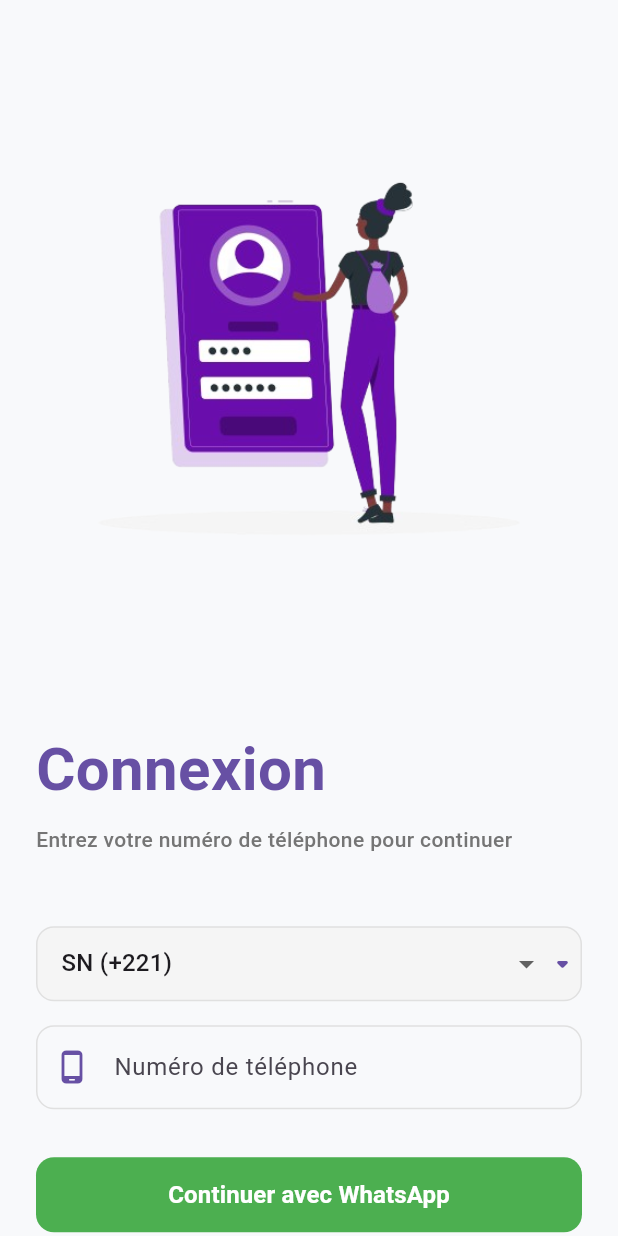
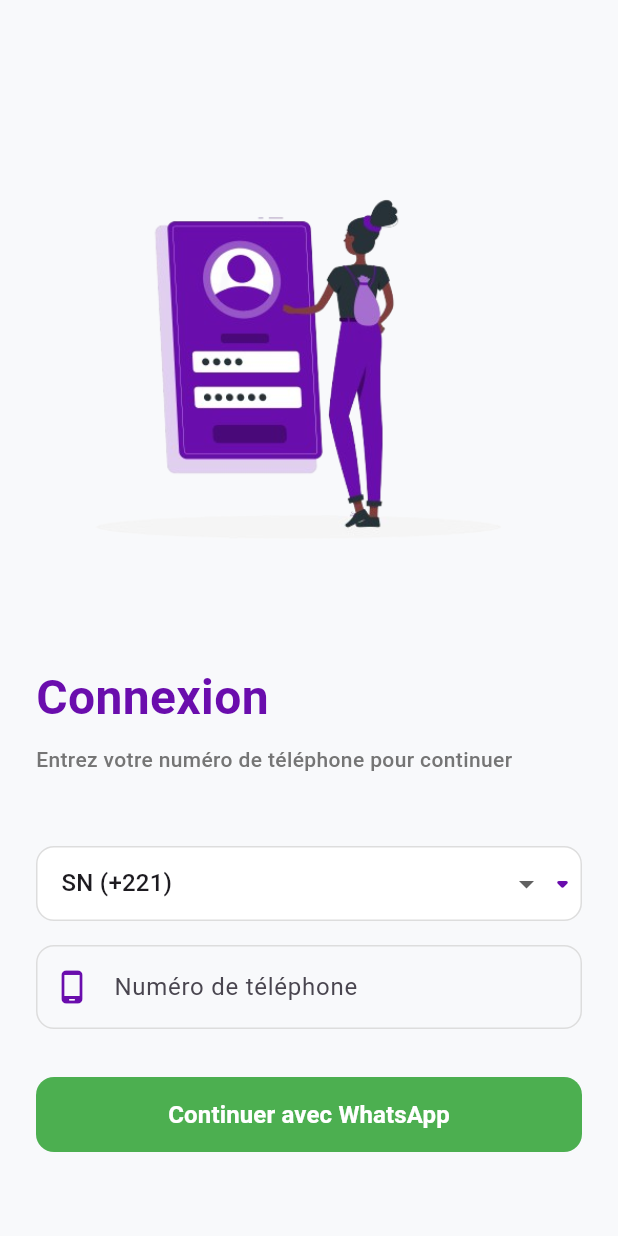
Before and after one commit to TyvaaServices/tyvaa-frontend, a Flutter app: the LoginScreen screen opened by its route, on a phone screen of 412 x 824 dp. Run offline on Flutter 3.47's test engine with Material 3 defaults, Android fonts, the phone set to English and light mode, and no system bars; our stand-ins replace flutter_spinkit, get, lottie, mask_text_input_formatter, smooth_page_indicator, stylish_bottom_bar.

Commit message:
refactor: update asset paths and improve login screen layout

```diff
--- a/lib/app/modules/home/views/login_view.dart
+++ b/lib/app/modules/home/views/login_view.dart
@@ -1,8 +1,9 @@
 import 'package:flutter/material.dart';
+import 'package:flutter_spinkit/flutter_spinkit.dart';
 import 'package:get/get.dart';
 import 'package:lottie/lottie.dart';
-import 'package:flutter_spinkit/flutter_spinkit.dart';
 import 'package:mask_text_input_formatter/mask_text_input_formatter.dart';
+import 'package:passenger_tyvaa/app/themes/tyvaa_theme.dart';
 
 class LoginScreen extends StatefulWidget {
   @override
@@ -16,7 +17,7 @@ class _LoginScreenState extends State<LoginScreen> {
 
   final _phoneMask = MaskTextInputFormatter(
     mask: '+221 ## ### ## ##',
-    filter: { "#": RegExp(r'\d') },
+    filter: {"#": RegExp(r'\d')},
   );
 
   bool get _hasInput => _phoneMask.getUnmaskedText().isNotEmpty;
@@ -35,54 +36,57 @@ class _LoginScreenState extends State<LoginScreen> {
 
   @override
   Widget build(BuildContext context) {
-    return Scaffold(
+    final isDark = Theme
+        .of(context)
+        .brightness == Brightness.dark;
+
+    return SafeArea(
+      maintainBottomViewPadding: true,
+      child: Scaffold(
+        resizeToAvoidBottomInset: true,
+        backgroundColor: isDark ? AppColors.darkBackground : AppColors
+            .background,
         body: Stack(
           children: [
             SafeArea(
+              maintainBottomViewPadding: true,
               child: Padding(
                 padding: const EdgeInsets.symmetric(horizontal: 24),
+                child: SingleChildScrollView(
                   child: Column(
                     crossAxisAlignment: CrossAxisAlignment.start,
-                mainAxisAlignment: MainAxisAlignment.center,
                     children: [
+                      const SizedBox(height: 60),
                       Image.asset(
                         'assets/login_illustration.png',
-                    height: 450,
+                        height: 350,
                         fit: BoxFit.contain,
                       ),
                       const SizedBox(height: 32),
-
                       Text(
                         'Connexion',
-                    style: TextStyle(
-                      fontSize: 40,
-                      fontWeight: FontWeight.bold,
-                      color: Theme.of(context).primaryColor,
-                    ),
+                        style: isDark ? AppTextStyles.h1Dark.copyWith(
+                            color: AppColors.primaryDark) : AppTextStyles.h1
+                            .copyWith(color: AppColors.primary),
                       ),
                       const SizedBox(height: 8),
-
-                  // Subtitle
                       Text(
                         'Entrez votre numéro de téléphone pour continuer',
-                    style: TextStyle(
-                      fontSize: 14,
-                      color: Colors.grey.shade600,
-                    ),
+                        style: isDark
+                            ? AppTextStyles.bodySecondaryDark
+                            : AppTextStyles.bodySecondary,
                       ),
                       const SizedBox(height: 48),
-
-                  // Form
                       Form(
                         key: _formKey,
                         child: Column(
                           children: [
-                        // Country selector
                             Container(
                               decoration: BoxDecoration(
                                 borderRadius: BorderRadius.circular(12),
-                            border: Border.all(color: Colors.grey.shade300),
-                            color: Colors.grey.shade100,
+                                border: Border.all(color: AppColors.divider),
+                                color: isDark ? AppColors.cardDark : AppColors
+                                    .card,
                               ),
                               child: Row(
                                 children: [
@@ -98,58 +102,66 @@ class _LoginScreenState extends State<LoginScreen> {
                                       onChanged: (_) {},
                                       decoration: const InputDecoration(
                                         border: InputBorder.none,
-                                    contentPadding: EdgeInsets.symmetric(horizontal: 16),
+                                        contentPadding: EdgeInsets.symmetric(
+                                            horizontal: 16),
                                       ),
                                     ),
                                   ),
                                   Icon(Icons.arrow_drop_down_rounded,
-                                  color: Theme.of(context).primaryColor),
+                                      color: AppColors.primary),
                                 ],
                               ),
                             ),
                             const SizedBox(height: 16),
-
-                        // Phone field
                             TextFormField(
                               controller: _phoneController,
                               keyboardType: TextInputType.phone,
                               inputFormatters: [_phoneMask],
                               onChanged: (_) => setState(() {}),
+                              style: isDark
+                                  ? AppTextStyles.bodyDark
+                                  : AppTextStyles.body,
                               decoration: InputDecoration(
                                 labelText: 'Numéro de téléphone',
                                 hintText: '78 277 55 79',
+                                hintStyle: isDark ? AppTextStyles
+                                    .bodySecondaryDark : AppTextStyles
+                                    .bodySecondary,
                                 prefixIcon: Icon(Icons.phone_android_rounded,
-                                color: Theme.of(context).primaryColor),
+                                    color: AppColors.primary),
                                 enabledBorder: OutlineInputBorder(
                                   borderRadius: BorderRadius.circular(12),
                                   borderSide: BorderSide(
                                     color: !_hasInput
-                                    ? Colors.grey.shade300
-                                    : (_isValid ? Colors.green : Colors.red),
+                                        ? AppColors.divider
+                                        : (_isValid
+                                        ? AppColors.success
+                                        : AppColors.error),
                                   ),
                                 ),
                                 focusedBorder: OutlineInputBorder(
                                   borderRadius: BorderRadius.circular(12),
                                   borderSide: BorderSide(
-                                color: _isValid ? Colors.green : Theme.of(context).primaryColor,
+                                    color: _isValid
+                                        ? AppColors.success
+                                        : AppColors.primary,
                                     width: 2,
                                   ),
                                 ),
                               ),
-                          validator: (_) {
-                            return _isValid ? null : 'Numéro invalide';
-                          },
+                              validator: (_) =>
+                              _isValid
+                                  ? null
+                                  : 'Numéro invalide',
                             ),
                             const SizedBox(height: 32),
-
-                        // Submit button
                             SizedBox(
                               width: double.infinity,
                               height: 50,
                               child: ElevatedButton(
                                 onPressed: _isLoading ? null : _handleLogin,
                                 style: ElevatedButton.styleFrom(
-                              backgroundColor: Colors.green,
+                                  backgroundColor: AppColors.success,
                                   shape: RoundedRectangleBorder(
                                     borderRadius: BorderRadius.circular(12),
                                   ),
@@ -160,13 +172,9 @@ class _LoginScreenState extends State<LoginScreen> {
                                   color: Colors.white,
                                   size: 20,
                                 )
-                                : const Text(
+                                    : Text(
                                   'Continuer avec WhatsApp',
-                              style: TextStyle(
-                                color: Colors.white,
-                                fontSize: 16,
-                                fontWeight: FontWeight.bold,
-                              ),
+                                  style: AppTextStyles.button,
                                 ),
                               ),
                             ),
@@ -177,8 +185,7 @@ class _LoginScreenState extends State<LoginScreen> {
                   ),
                 ),
               ),
-
-          // Loading overlay
+            ),
             if (_isLoading)
               Container(
                 color: Colors.black.withOpacity(0.3),
@@ -192,13 +199,9 @@ class _LoginScreenState extends State<LoginScreen> {
                         height: 150,
                       ),
                       const SizedBox(height: 20),
-                    const Text(
+                      Text(
                         'Vérification en cours...',
-                      style: TextStyle(
-                        color: Colors.white,
-                        fontSize: 18,
-                        fontWeight: FontWeight.bold,
-                      ),
+                        style: isDark ? AppTextStyles.h2Dark : AppTextStyles.h2,
                       ),
                     ],
                   ),
@@ -206,6 +209,7 @@ class _LoginScreenState extends State<LoginScreen> {
               ),
           ],
         ),
+      ),
     );
   }
 }
--- a/lib/app/modules/home/views/onboarding_view.dart
+++ b/lib/app/modules/home/views/onboarding_view.dart
@@ -1,8 +1,9 @@
 import 'package:flutter/material.dart';
 import 'package:get/get.dart';
 import 'package:smooth_page_indicator/smooth_page_indicator.dart';
+
+import '../../../themes/tyvaa_theme.dart';
 import '../../../widgets/primary_button.dart';
-import '../../../themes/tyvaa_theme.dart';
 
 class OnboardingScreen extends StatelessWidget {
   final _controller = PageController();
@@ -17,6 +18,7 @@ class OnboardingScreen extends StatelessWidget {
     TextStyle titleStyle = brightness == Brightness.dark ? AppTextStyles.h2Dark : AppTextStyles.h2;
     TextStyle subtitleStyle = brightness == Brightness.dark ? AppTextStyles.bodySecondaryDark : AppTextStyles.bodySecondary;
     Color backgroundColor = brightness == Brightness.dark ? AppColors.darkBackground : AppColors.background;
+    // ignore: unused_local_variable
     Color buttonTextColor = brightness == Brightness.dark ? Colors.white : AppColors.textOnPrimary;
 
     return Scaffold(
@@ -103,7 +105,7 @@ class OnboardingScreen extends StatelessWidget {
   final List<String> _titles = [
     'Bienvenue sur Tyvaa',
     'Chauffeurs vérifiés',
-    'Assistante OulyX',
+    'Support Interactive',
   ];
 
   final List<String> _subtitles = [
--- a/pubspec.yaml
+++ b/pubspec.yaml
@@ -38,7 +38,7 @@ dependencies:
   dots_indicator: ^4.0.1
   mask_text_input_formatter: ^2.9.0
   smooth_page_indicator: any
-  carousel_slider: ^4.2.1
+  carousel_slider: ^5.0.0
   convex_bottom_bar: any
   stylish_bottom_bar: ^1.1.1
   flutter_spinkit: any
@@ -70,6 +70,7 @@ flutter:
     - assets/
     - assets/animations/
     - assets/chatbot_pic/
+    - assets/icons/
 
   # To add assets to your application, add an assets section, like this:
   # assets:
```
Also changed, not shown: assets/icons/icon_wa.png (added), assets/icons/wa_icon.png (added), lib/generated/assets.dart, pubspec.lock. Lines whose indentation alone changed are shown as unchanged.
